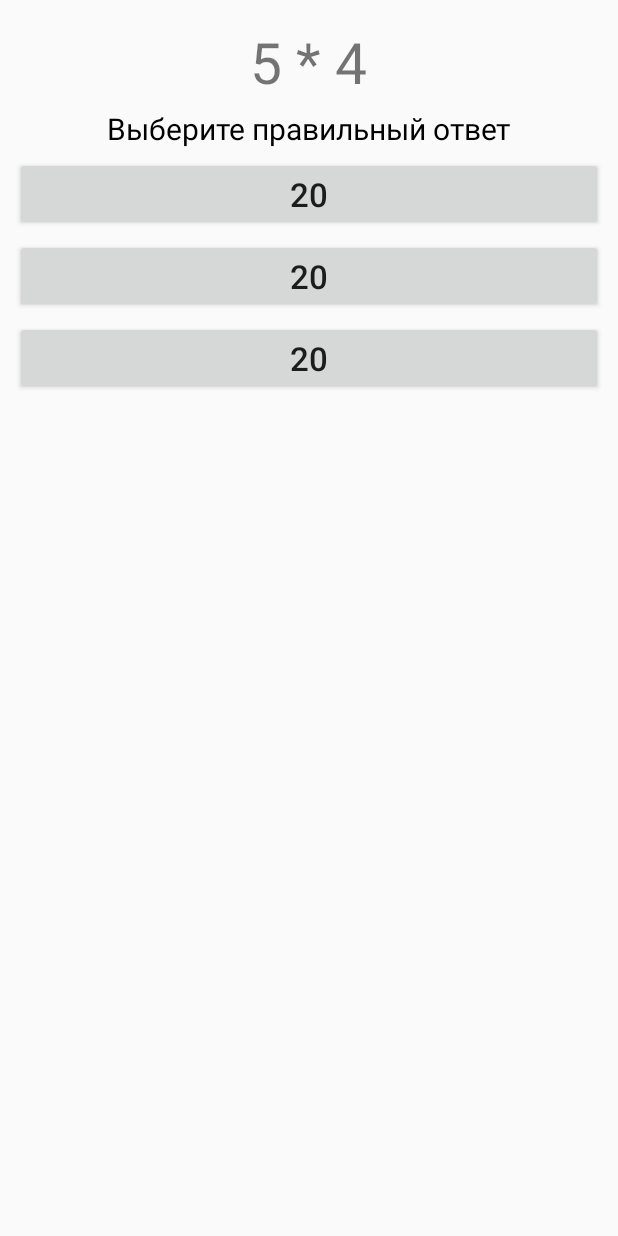
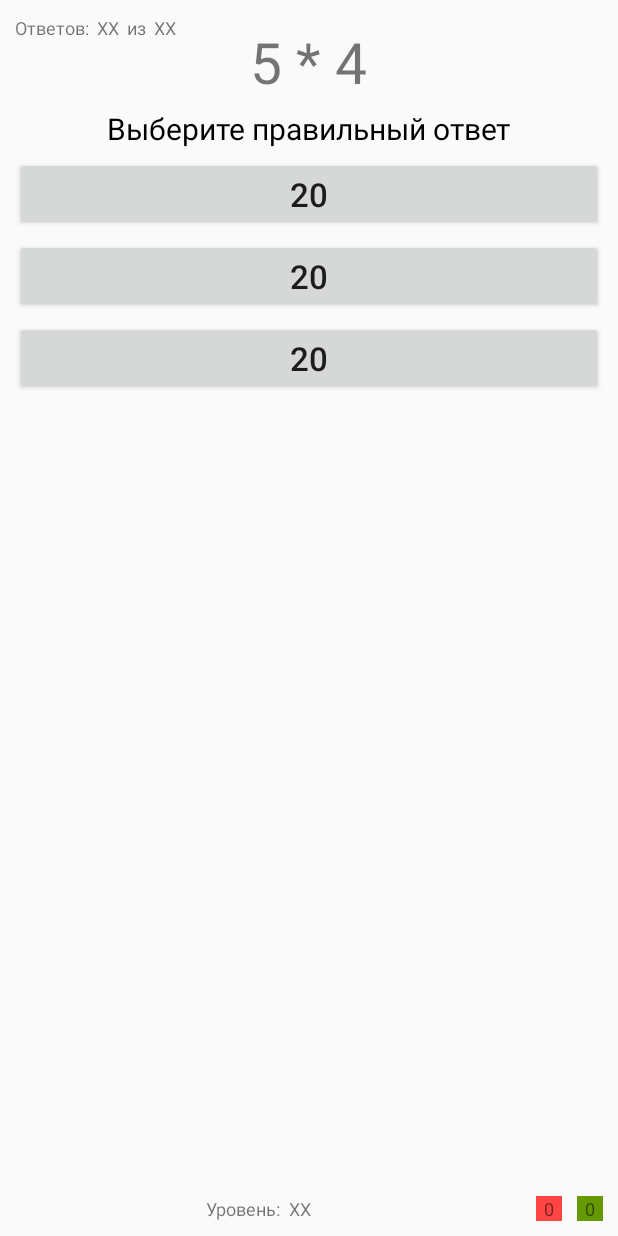
Before and after one commit to mogsev/MyApplication, an Android app: the TableMultiplicationActivity screen opened directly, with no data from a screen before it, on a phone screen of 412 x 824 dp. Run offline under Robolectric (Android 15) with nearby library versions, the light colour scheme and no system bars.

Commit message:
update home

```diff
--- a/app/src/main/java/com/mogsev/myapplication/activity/TableMultiplicationActivity.java
+++ b/app/src/main/java/com/mogsev/myapplication/activity/TableMultiplicationActivity.java
@@ -6,6 +6,7 @@ import android.view.MenuItem;
 
 import com.mogsev.myapplication.R;
 import com.mogsev.myapplication.util.MathOperation;
+import com.mogsev.myapplication.util.MathResult;
 import com.mogsev.myapplication.util.MathTraining;
 import com.mogsev.myapplication.util.RandomValue;
 
@@ -16,6 +17,8 @@ public class TableMultiplicationActivity extends MathTraining {
     protected void onCreate(Bundle savedInstanceState) {
         super.onCreate(savedInstanceState);
         setContentView(R.layout.activity_table_multiplication);
+
+        mathResult = new MathResult(MathOperation.TABLE_MULTIPLICATION);
 
         //The application was lunched?
         if (savedInstanceState == null) {
--- a/app/src/main/java/com/mogsev/myapplication/fragment/BottomFragment.java
+++ b/app/src/main/java/com/mogsev/myapplication/fragment/BottomFragment.java
@@ -6,14 +6,12 @@ import android.view.LayoutInflater;
 import android.view.View;
 import android.view.ViewGroup;
 
+import com.mogsev.myapplication.R;
+
 public class BottomFragment extends Fragment {
-
-    public BottomFragment() {
-
-    }
 
     @Override
     public View onCreateView(LayoutInflater inflater, ViewGroup container, Bundle savedInstanceState) {
-        return super.onCreateView(inflater, container, savedInstanceState);
+        return inflater.inflate(R.layout.fragment_bottom, container, false);
     }
 }
--- /dev/null
+++ b/app/src/main/java/com/mogsev/myapplication/util/MathResult.java
@@ -0,0 +1,70 @@
+package com.mogsev.myapplication.util;
+
+/**
+ * Created by zhenya on 03.07.2015.
+ */
+public class MathResult {
+    private int numPositiveAnswer;
+    private int numNegativeAnswer;
+
+    /**
+     *
+     */
+    public MathResult() {
+
+    }
+
+    /**
+     *
+     * @param operation
+     */
+    public MathResult(int operation) {
+
+    }
+
+    /**
+     *
+     * @return
+     */
+    public int getNumPositiveAnswer() {
+        return numPositiveAnswer;
+    }
+
+    /**
+     *
+     * @param numPositiveAnswer
+     */
+    public void setNumPositiveAnswer(int numPositiveAnswer) {
+        this.numPositiveAnswer = numPositiveAnswer;
+    }
+
+    /**
+     *
+     * @return
+     */
+    public int increaseNumPositiveAnswer() {
+        numPositiveAnswer++;
+        return numPositiveAnswer;
+    }
+
+    /**
+     *
+     * @return
+     */
+    public int getNumNegativeAnswer() {
+        return numNegativeAnswer;
+    }
+
+    /**
+     *
+     * @param numNegativeAnswer
+     */
+    public void setNumNegativeAnswer(int numNegativeAnswer) {
+        this.numNegativeAnswer = numNegativeAnswer;
+    }
+
+    public int increaseNumNegativeAnswer() {
+        numNegativeAnswer++;
+        return numNegativeAnswer;
+    }
+}
--- a/app/src/main/java/com/mogsev/myapplication/util/MathTraining.java
+++ b/app/src/main/java/com/mogsev/myapplication/util/MathTraining.java
@@ -25,6 +25,10 @@ public abstract class MathTraining extends Activity {
     public TextView textViewAnswer;
     public TextView textViewExpression;
     public RandomValue randomValue;
+    public TextView positiveAnswer;
+    public TextView negativeAnswer;
+
+    public MathResult mathResult;
 
     public void initElements() {
         textViewAnswer = (TextView) findViewById(R.id.textViewAnswer);
@@ -33,6 +37,11 @@ public abstract class MathTraining extends Activity {
         answer3 = (Button) findViewById(R.id.answer3);
         buttonProceed = (Button) findViewById(R.id.buttonProceed);
         textViewExpression = (TextView) findViewById(R.id.textViewExpression);
+
+        negativeAnswer = (TextView) findViewById(R.id.numNegativeAnswer);
+        negativeAnswer.setText(String.valueOf(mathResult.getNumNegativeAnswer()));
+        positiveAnswer = (TextView) findViewById(R.id.numPositiveAnswer);
+        positiveAnswer.setText(String.valueOf(mathResult.getNumPositiveAnswer()));
     }
 
     /**
@@ -46,11 +55,13 @@ public abstract class MathTraining extends Activity {
         if (answer.compareTo(randomValue.getResult()) == 0) {
             textViewAnswer.setText(R.string.correct_answer);
             textViewAnswer.setTextColor(Color.GREEN);
+            positiveAnswer.setText(String.valueOf(mathResult.increaseNumPositiveAnswer()));
         } else {
             textViewAnswer.setText(R.string.wrong_answer);
             textViewAnswer.append(" ");
             textViewAnswer.append(randomValue.getResult().toString());
             textViewAnswer.setTextColor(Color.RED);
+            negativeAnswer.setText(String.valueOf(mathResult.increaseNumNegativeAnswer()));
         }
         answer1.setEnabled(false);
         answer2.setEnabled(false);
--- a/app/src/main/res/layout/activity_table_multiplication.xml
+++ b/app/src/main/res/layout/activity_table_multiplication.xml
@@ -1,5 +1,6 @@
 <RelativeLayout xmlns:android="http://schemas.android.com/apk/res/android"
-    xmlns:tools="http://schemas.android.com/tools" android:layout_width="match_parent"
+    xmlns:tools="http://schemas.android.com/tools"
+    android:layout_width="match_parent"
     android:layout_height="match_parent"
     tools:context="com.mogsev.myapplication.activity.TableMultiplicationActivity">
 
@@ -7,7 +8,14 @@
         android:layout_width="match_parent"
         android:layout_height="match_parent"
         android:name="com.mogsev.myapplication.fragment.AssignmentFragment"
-        android:id="@+id/fragment"
+        android:id="@+id/fragment_assignment"
         tools:layout="@layout/fragment_assignment" />
 
+    <fragment
+        android:layout_width="wrap_content"
+        android:layout_height="wrap_content"
+        android:name="com.mogsev.myapplication.fragment.BottomFragment"
+        android:id="@+id/fragment_bottom"
+        tools:layout="@layout/fragment_bottom" />
+
 </RelativeLayout>
--- a/app/src/main/res/layout/fragment_assignment.xml
+++ b/app/src/main/res/layout/fragment_assignment.xml
@@ -1,5 +1,6 @@
 <FrameLayout xmlns:android="http://schemas.android.com/apk/res/android"
-    xmlns:tools="http://schemas.android.com/tools" android:layout_width="match_parent"
+    xmlns:tools="http://schemas.android.com/tools"
+    android:layout_width="match_parent"
     android:layout_height="match_parent"
     tools:context="com.mogsev.myapplication.fragment.AssignmentFragment">
 
--- a/app/src/main/res/layout/fragment_bottom.xml
+++ b/app/src/main/res/layout/fragment_bottom.xml
@@ -1,8 +1,117 @@
-<FrameLayout xmlns:android="http://schemas.android.com/apk/res/android"
-    xmlns:tools="http://schemas.android.com/tools" android:layout_width="match_parent"
-    android:layout_height="match_parent"
-    tools:context="com.mogsev.myapplication.fragment.BottomFragment">
+<LinearLayout xmlns:android="http://schemas.android.com/apk/res/android"
+    xmlns:tools="http://schemas.android.com/tools"
+    android:layout_width="wrap_content"
+    android:layout_height="wrap_content"
+    tools:context="com.mogsev.myapplication.fragment.BottomFragment"
+    android:padding="10dp"
+    android:gravity="bottom"
+    android:orientation="horizontal">
 
 
+    <RelativeLayout
+        android:layout_width="wrap_content"
+        android:layout_height="wrap_content">
 
-</FrameLayout>
+        <TextView
+            android:layout_width="wrap_content"
+            android:layout_height="wrap_content"
+            android:text="Ответов:"
+            android:id="@+id/textView4"
+            android:layout_alignParentLeft="true"
+            android:textSize="12sp" />
+
+        <TextView
+            android:layout_width="wrap_content"
+            android:layout_height="wrap_content"
+            android:text="ХХ"
+            android:id="@+id/numAnswer"
+            android:layout_toRightOf="@+id/textView4"
+            android:paddingLeft="5dp"
+            android:textSize="12sp" />
+
+        <TextView
+            android:layout_width="wrap_content"
+            android:layout_height="wrap_content"
+            android:text="из"
+            android:id="@+id/textView6"
+
+            android:layout_toRightOf="@+id/numAnswer"
+            android:paddingLeft="5dp"
+            android:textSize="12sp" />
+
+        <TextView
+            android:layout_width="wrap_content"
+            android:layout_height="wrap_content"
+            android:text="ХХ"
+            android:id="@+id/totalAnswer"
+            android:layout_alignParentLeft="false"
+            android:layout_alignParentTop="false"
+            android:layout_toRightOf="@+id/textView6"
+            android:paddingLeft="5dp"
+            android:textSize="12sp" />
+    </RelativeLayout>
+
+    <RelativeLayout
+        android:layout_width="wrap_content"
+        android:layout_height="wrap_content">
+
+        <TextView
+            android:layout_width="wrap_content"
+            android:layout_height="wrap_content"
+            android:text="Уровень:"
+            android:id="@+id/textView8"
+            android:layout_alignParentBottom="true"
+            android:gravity="center_horizontal"
+            android:layout_centerHorizontal="true"
+            android:layout_alignParentLeft="true"
+            android:textSize="12sp"
+            android:layout_marginLeft="20dp" />
+
+        <TextView
+            android:layout_width="wrap_content"
+            android:layout_height="wrap_content"
+            android:text="XX"
+            android:id="@+id/numLevel"
+            android:layout_alignParentBottom="true"
+            android:layout_toRightOf="@+id/textView8"
+            android:paddingLeft="5dp"
+            android:textSize="12sp" />
+    </RelativeLayout>
+
+    <RelativeLayout
+        android:layout_width="wrap_content"
+        android:layout_height="wrap_content">
+
+        <TextView
+            android:layout_width="wrap_content"
+            android:layout_height="wrap_content"
+            android:text="XX"
+            android:id="@+id/numNegativeAnswer"
+            android:gravity="right"
+            android:layout_alignParentBottom="true"
+
+
+            android:textSize="12sp"
+            android:layout_alignParentRight="false"
+            android:layout_toLeftOf="@+id/numPositiveAnswer"
+            android:background="@android:color/holo_red_light"
+            android:layout_marginRight="10dp"
+            android:paddingLeft="5dp"
+            android:paddingRight="5dp" />
+
+        <TextView
+            android:layout_width="wrap_content"
+            android:layout_height="wrap_content"
+            android:text="XX"
+            android:id="@+id/numPositiveAnswer"
+            android:layout_alignParentRight="true"
+            android:layout_alignParentBottom="true"
+            android:gravity="right"
+            android:textSize="12sp"
+            android:layout_alignParentLeft="false"
+            android:background="@android:color/holo_green_dark"
+            android:paddingLeft="5dp"
+            android:paddingRight="5dp" />
+    </RelativeLayout>
+
+</LinearLayout>
--- a/app/src/main/res/values/strings.xml
+++ b/app/src/main/res/values/strings.xml
@@ -27,13 +27,6 @@
     <string name="dialog_about_version">Версия 1.0.1</string>
     <string name="title_activity_table_multiplication">TableMultiplicationActivity</string>
 
-    <string name="title_section1">Section 1</string>
-    <string name="title_section2">Section 2</string>
-    <string name="title_section3">Section 3</string>
-
-    <string name="navigation_drawer_open">Open navigation drawer</string>
-    <string name="navigation_drawer_close">Close navigation drawer</string>
-
     <string name="action_example">Example action</string>
 
     <string name="hello_world">Hello world!</string>
```
